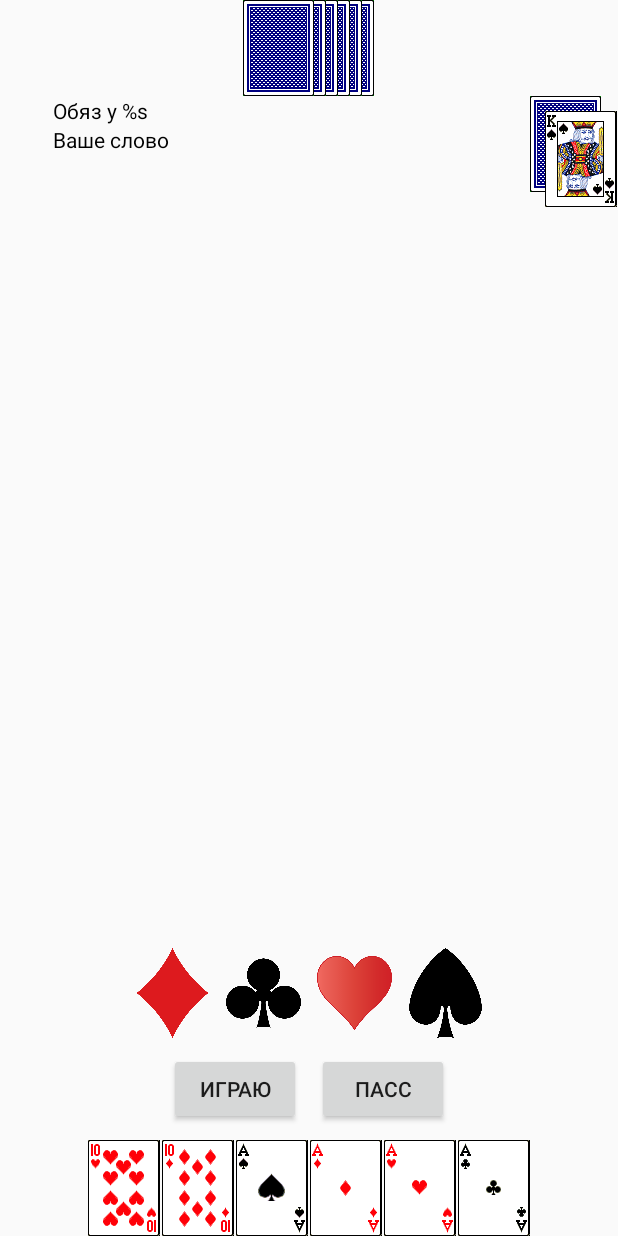
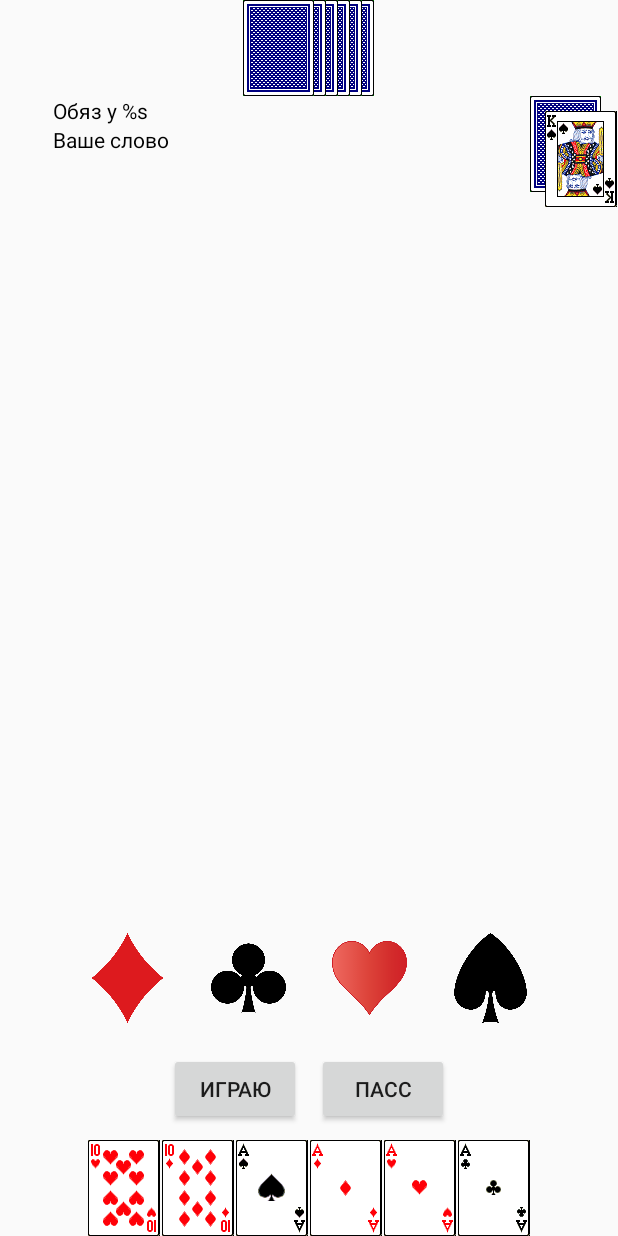
Before and after one commit to nutsdev/DebertsGame, an Android app: the layout activity_kozir_choose_one_vs_one.xml on its own in the app's theme, with its tools: preview values and no code run, on a phone screen of 412 x 824 dp. Run offline under Robolectric (Android 15) with nearby library versions, the light colour scheme and no system bars.

Commit message:
some refactoring

```diff
--- a/app/src/main/java/com/nutsdev/deberts/klabor/app/Settings/PlayerSettings.java
+++ b/app/src/main/java/com/nutsdev/deberts/klabor/app/Settings/PlayerSettings.java
@@ -10,4 +10,6 @@ public interface PlayerSettings {
 
     String playerName();
 
+    boolean isSavedGameExists();
+
 }
--- a/app/src/main/res/layout/activity_kozir_choose_one_vs_one.xml
+++ b/app/src/main/res/layout/activity_kozir_choose_one_vs_one.xml
@@ -135,43 +135,47 @@
         android:layout_centerHorizontal="true">
 
         <ImageView
+            android:padding="10dp"
             android:clickable="true"
             android:layout_marginLeft="5dp"
             android:layout_marginRight="5dp"
             android:scaleType="fitCenter"
             android:src="@drawable/bubna_suit"
-            android:layout_width="50dp"
-            android:layout_height="60dp"
+            android:layout_width="70dp"
+            android:layout_height="80dp"
             android:id="@+id/bubnaSuit_imageView" />
 
         <ImageView
+            android:padding="10dp"
             android:clickable="true"
             android:layout_marginLeft="5dp"
             android:layout_marginRight="5dp"
             android:scaleType="fitCenter"
             android:src="@drawable/kresta_suit"
-            android:layout_width="50dp"
-            android:layout_height="60dp"
+            android:layout_width="70dp"
+            android:layout_height="80dp"
             android:id="@+id/krestaSuit_imageView" />
 
         <ImageView
+            android:padding="10dp"
             android:clickable="true"
             android:layout_marginLeft="5dp"
             android:layout_marginRight="5dp"
             android:scaleType="fitCenter"
             android:src="@drawable/chirva_suit"
-            android:layout_width="50dp"
-            android:layout_height="60dp"
+            android:layout_width="70dp"
+            android:layout_height="80dp"
             android:id="@+id/chirvaSuit_imageView" />
 
         <ImageView
+            android:padding="10dp"
             android:clickable="true"
             android:layout_marginLeft="5dp"
             android:layout_marginRight="5dp"
             android:scaleType="fitCenter"
             android:src="@drawable/pika_suit"
-            android:layout_width="50dp"
-            android:layout_height="60dp"
+            android:layout_width="70dp"
+            android:layout_height="80dp"
             android:id="@+id/pikaSuit_imageView" />
     </LinearLayout>
 
--- a/app/src/main/res/values/strings.xml
+++ b/app/src/main/res/values/strings.xml
@@ -14,5 +14,10 @@
     <string name="your_turn_title">Ваше слово</string>
     <string name="objaz_title">Обяз у %s</string>
     <string name="android_player_name_title">Android</string>
+    <string name="continue_button_title">Продолжить</string>
+    <string name="new_game_button_title">Новая игра</string>
+    <string name="settings_button_title">Настройки</string>
+    <string name="turn_off_ad_button_title">Отключить рекламу</string>
+    <string name="exit_button_title">Выход</string>
 
 </resources>
```
Also changed, not shown: app/src/main/java/com/nutsdev/deberts/klabor/app/ui/activities/KozirChooseOneVsOneActivity.java (+165 -52 lines), app/src/main/java/com/nutsdev/deberts/klabor/app/ui/fragments/MainMenuFragment.java (+13 -2 lines), app/src/main/res/layout/fragment_main_menu.xml (+11 -6 lines).
